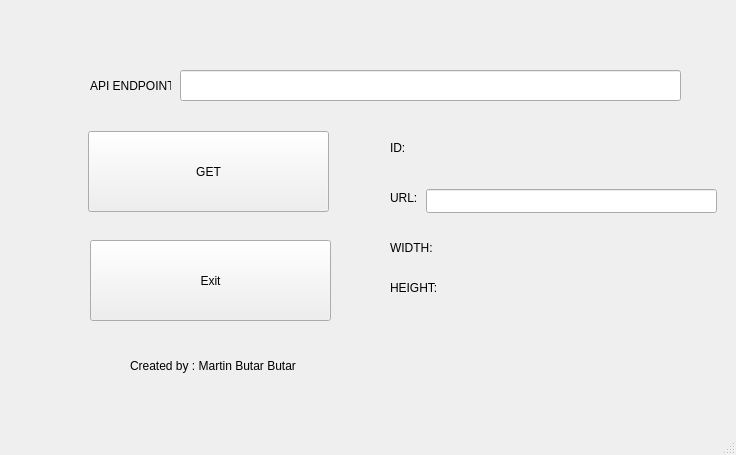
This is mainwindow.ui in martines205/assignment_qt_Project-1_MB as Qt 5 draws it before an edit. The edited form follows.
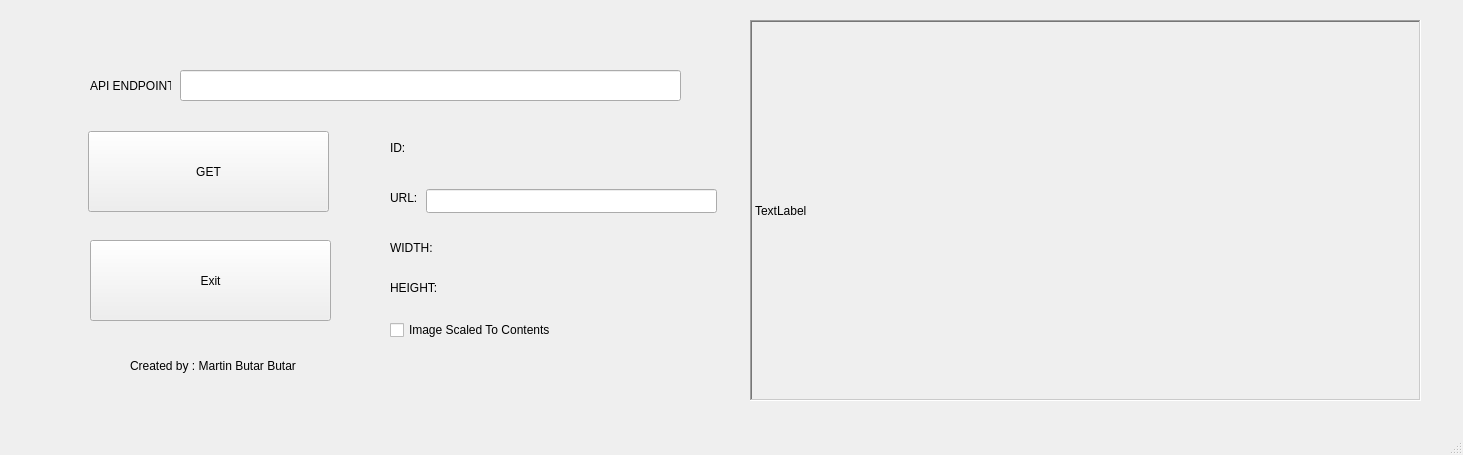
This is the edited form.

Commit message: Add show Image on QLabel

```diff
--- a/mainwindow.ui
+++ b/mainwindow.ui
@@ -6,7 +6,7 @@
    <rect>
     <x>0</x>
     <y>0</y>
-    <width>736</width>
+    <width>1463</width>
     <height>455</height>
    </rect>
   </property>
@@ -177,6 +177,38 @@
      </rect>
     </property>
    </widget>
+   <widget class="QLabel" name="labelImage">
+    <property name="geometry">
+     <rect>
+      <x>750</x>
+      <y>20</y>
+      <width>671</width>
+      <height>381</height>
+     </rect>
+    </property>
+    <property name="frameShape">
+     <enum>QFrame::WinPanel</enum>
+    </property>
+    <property name="frameShadow">
+     <enum>QFrame::Sunken</enum>
+    </property>
+    <property name="text">
+     <string>TextLabel</string>
+    </property>
+   </widget>
+   <widget class="QCheckBox" name="checkBoxImageScaledToContents">
+    <property name="geometry">
+     <rect>
+      <x>390</x>
+      <y>320</y>
+      <width>201</width>
+      <height>20</height>
+     </rect>
+    </property>
+    <property name="text">
+     <string>Image Scaled To Contents</string>
+    </property>
+   </widget>
   </widget>
   <widget class="QMenuBar" name="menubar">
    <property name="geometry">
```
Left out of the diff: 4 changed lines with no effect on the pictures. The commit also changes 2 other files.
